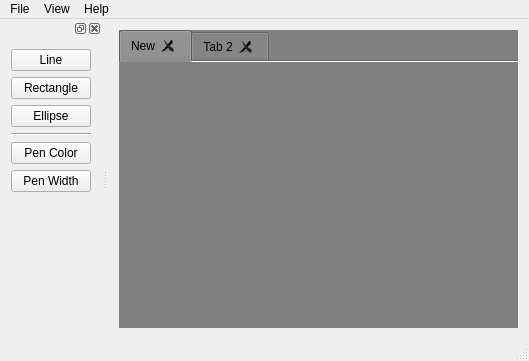
This is MainWindow.ui in BulSV/MyPaint as Qt 5 draws it before an edit. The edited form follows.
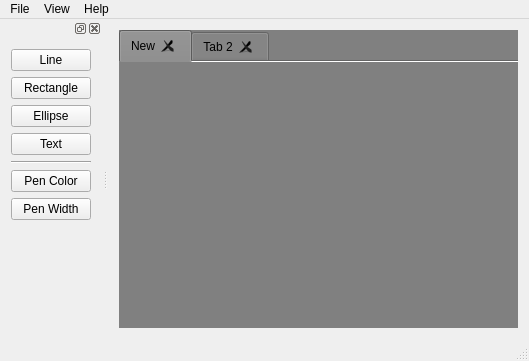
This is the edited form.

```diff
--- a/MainWindow.ui
+++ b/MainWindow.ui
@@ -126,6 +126,13 @@
        </property>
       </widget>
      </item>
+     <item>
+      <widget class="QPushButton" name="bDrawText">
+       <property name="text">
+        <string>Text</string>
+       </property>
+      </widget>
+     </item>
      <item>
       <widget class="Line" name="line">
        <property name="orientation">
```
